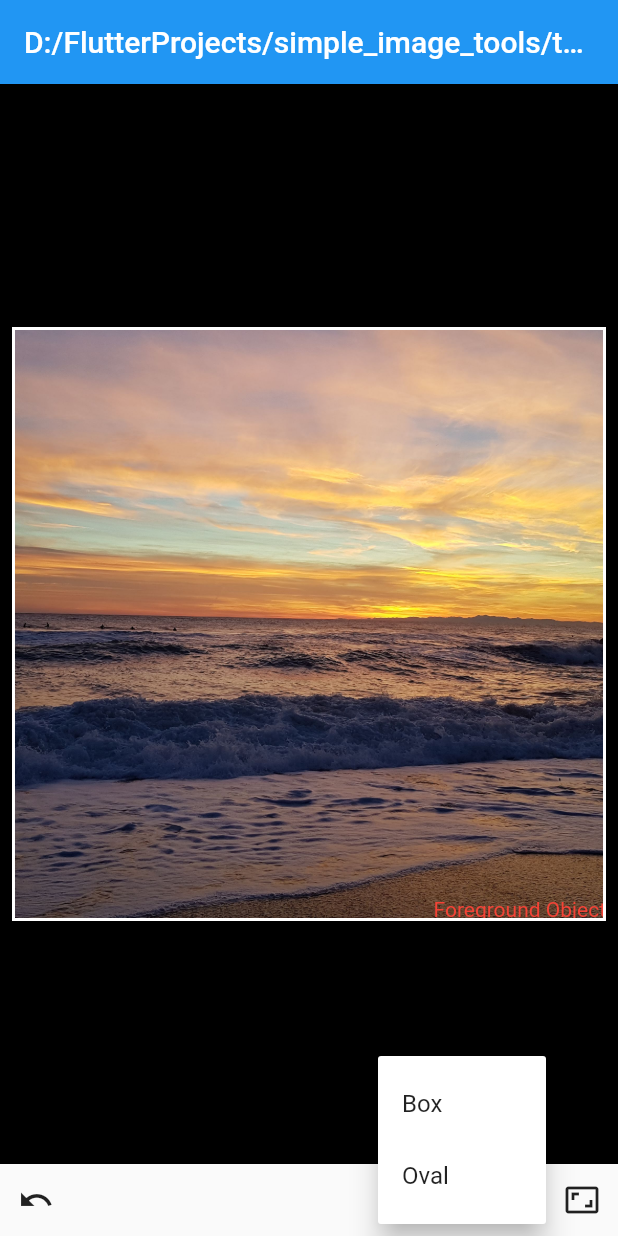
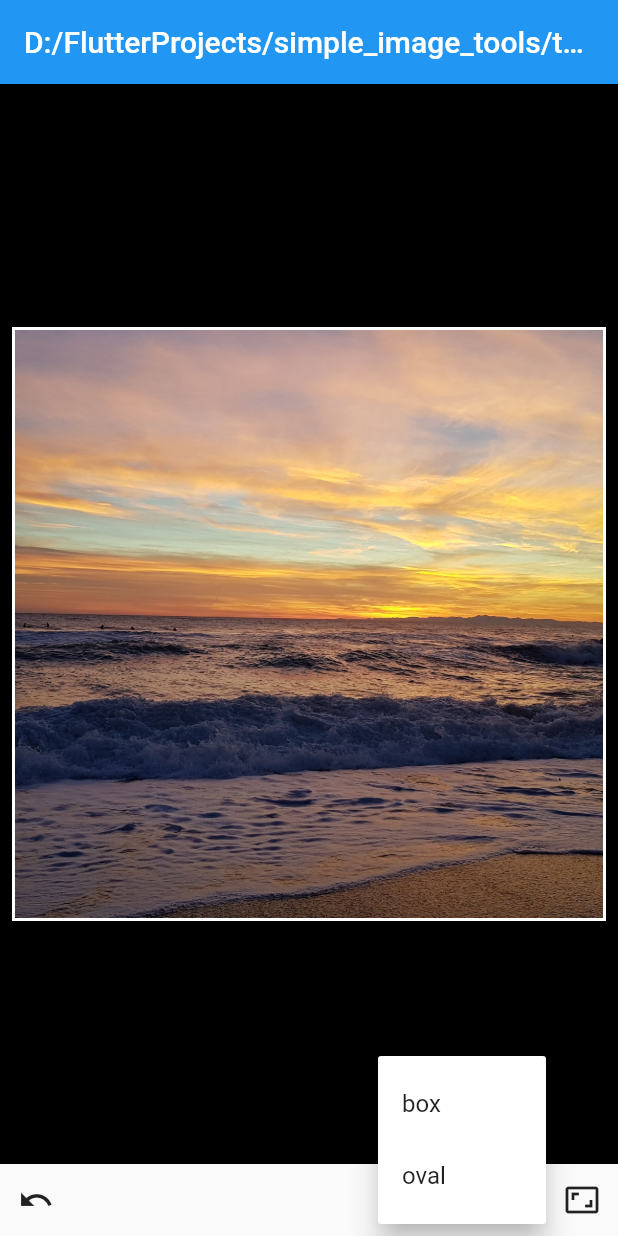
Before and after one commit to larsaars/simple_image_tools_flutter, a Flutter app: the screen it shows after launch, item 2 of the bottom bar chosen, on a phone screen of 412 x 824 dp. Run offline on Flutter 3.47's test engine with Material 2 defaults, Android fonts, the light colour scheme and no system bars.

Commit message:
fix some more errors

```diff
--- a/lib/main.dart
+++ b/lib/main.dart
@@ -78,16 +78,7 @@ class _MyHomePageState extends State<MyHomePage> {
                     file,
                     fit: BoxFit.cover,
                   ),*/
-                      Image.asset('assets/test_image.jpg'),
-                  foreground: IgnorePointer(
-                    child: Container(
-                      alignment: Alignment.bottomRight,
-                      child: Text(
-                        'Foreground Object',
-                        style: TextStyle(color: Colors.red),
-                      ),
-                    ),
-                  ),
+                      Image.asset('assets/imgs/test_image.jpg'),
                   helper: shape == BoxShape.rectangle
                       ? Container(
                           decoration: BoxDecoration(
@@ -102,7 +93,7 @@ class _MyHomePageState extends State<MyHomePage> {
               children: <Widget>[
                 IconButton(
                   icon: Icon(Icons.undo),
-                  tooltip: 'Undo',
+                  tooltip: s.undo,
                   onPressed: () {
                     controller.rotation = 0;
                     controller.scale = 1;
@@ -136,15 +127,15 @@ class _MyHomePageState extends State<MyHomePage> {
                   icon: Icon(Icons.crop_free),
                   itemBuilder: (context) => [
                     PopupMenuItem(
-                      child: Text("Box"),
+                      child: Text(s.box),
                       value: BoxShape.rectangle,
                     ),
                     PopupMenuItem(
-                      child: Text("Oval"),
+                      child: Text(s.oval),
                       value: BoxShape.circle,
                     ),
                   ],
-                  tooltip: 'Crop Shape',
+                  tooltip: s.cropShape,
                   onSelected: (x) {
                     setState(() {
                       shape = x;
@@ -155,7 +146,7 @@ class _MyHomePageState extends State<MyHomePage> {
                   icon: Icon(Icons.aspect_ratio),
                   itemBuilder: (context) => [
                     PopupMenuItem(
-                      child: Text("Original"),
+                      child: Text(s.original),
                       value: 1000 / 667.0,
                     ),
                     PopupMenuDivider(),
@@ -180,7 +171,7 @@ class _MyHomePageState extends State<MyHomePage> {
                       value: 9.0 / 16.0,
                     ),
                   ],
-                  tooltip: 'Aspect Ratio',
+                  tooltip: s.aspectRatio,
                   onSelected: (x) {
                     controller.aspectRatio = x;
                     setState(() {});
--- a/pubspec.yaml
+++ b/pubspec.yaml
@@ -22,4 +22,5 @@ flutter:
   uses-material-design: true
 
   assets:
-      - assets/
+      - assets/imgs/
+      - assets/licenses/
```
Also changed, not shown: lib/strings.dart (+8 -1 lines), assets/imgs/test_image.jpg (renamed from assets/test_image.jpg).
